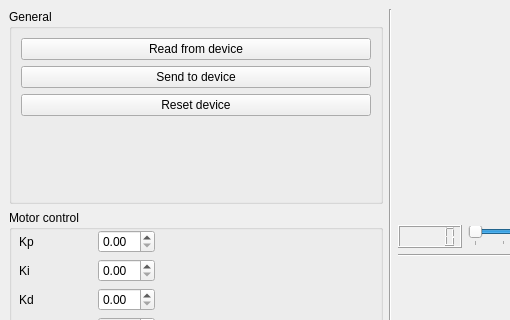
Above: interface-script/window.ui from Scrath1/Pico-LiDAR before the change; both pictures show x 0 to 510 and y 0 to 320 of the 1154 by 837 pixel window. Below: the same form after it.
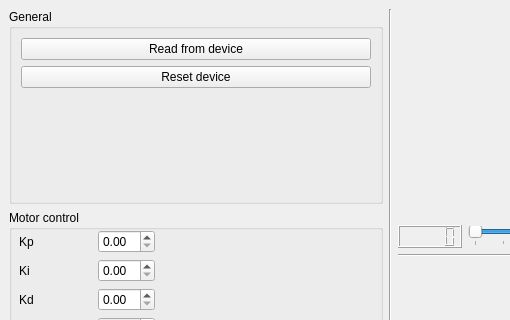
That is the form after the change. Custom widgets are drawn as their Qt base class.

Commit message: Disabled keyboard tracking in GUI to allow for changes to be applied by pressing enter

```diff
--- a/interface-script/window.ui
+++ b/interface-script/window.ui
@@ -35,13 +35,6 @@
               </widget>
              </item>
              <item row="1" column="0" colspan="2">
-              <widget class="QPushButton" name="btn_send_to_device">
-               <property name="text">
-                <string>Send to device</string>
-               </property>
-              </widget>
-             </item>
-             <item row="2" column="0" colspan="2">
               <widget class="QPushButton" name="btn_reset_device">
                <property name="minimumSize">
                 <size>
@@ -57,7 +50,7 @@
                </property>
               </widget>
              </item>
-             <item row="3" column="0">
+             <item row="2" column="0">
               <spacer name="verticalSpacer_2">
                <property name="orientation">
                 <enum>Qt::Vertical</enum>
```
Left out of the diff: 3 changed lines with no effect on the pictures. The commit also changes 3 other files.
